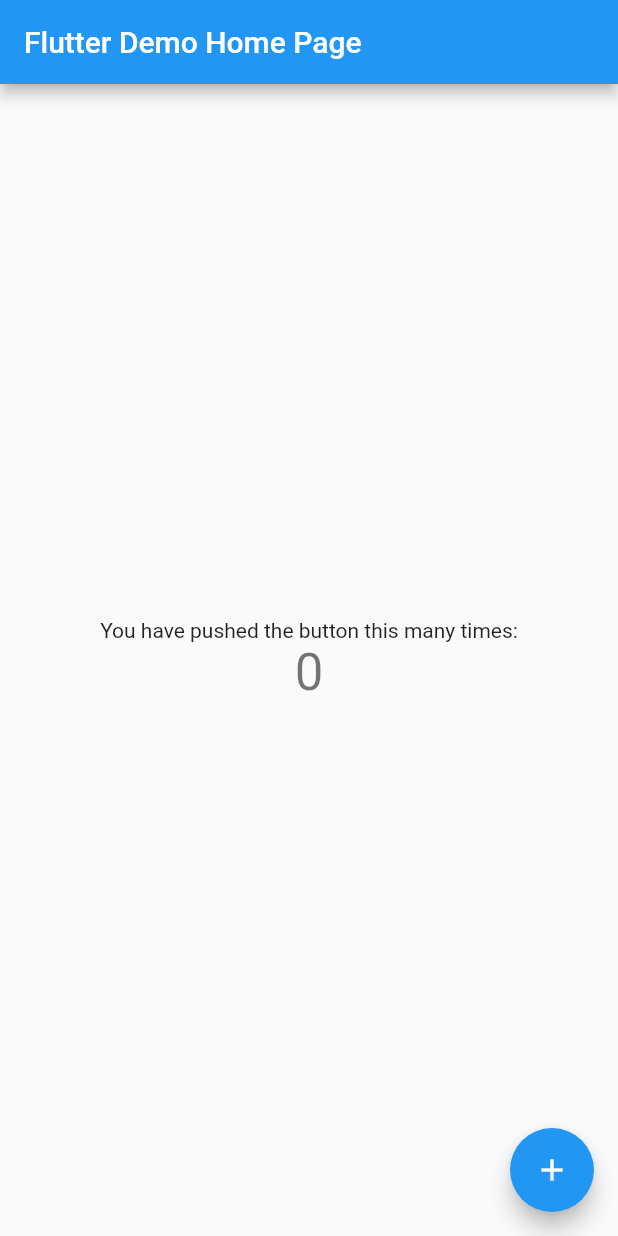
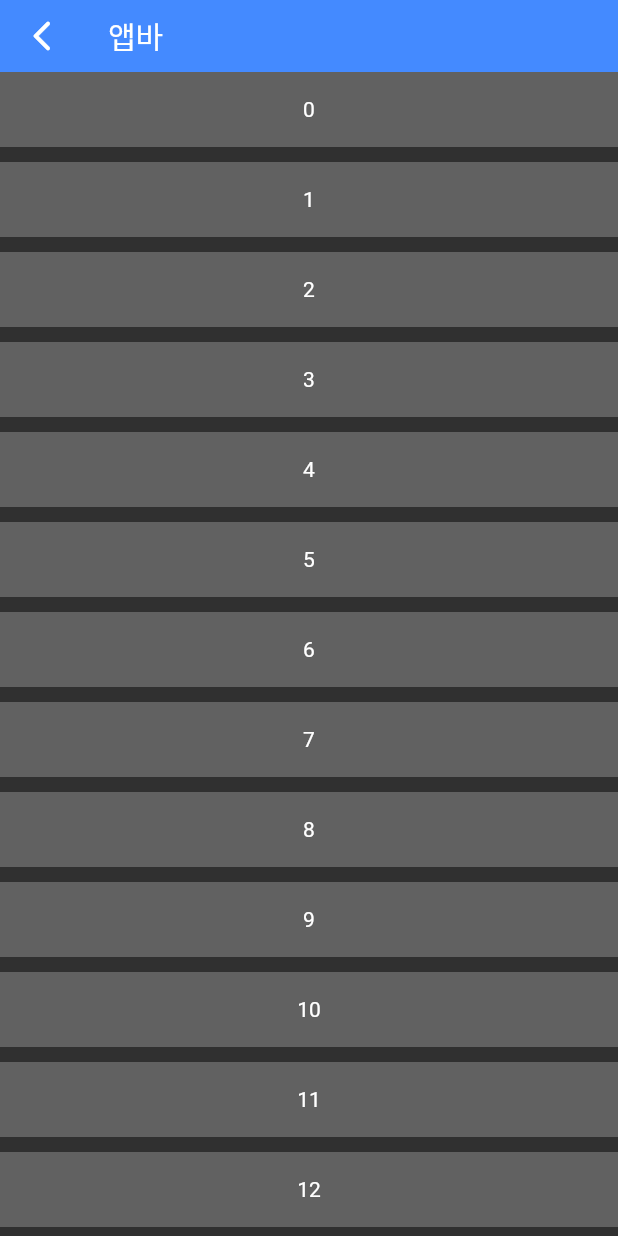
Before and after one commit to cyb9701/flutter-practice, a Flutter app: the screen it shows after launch, on a phone screen of 412 x 824 dp. Run offline on Flutter 3.47's test engine with Material 2 defaults, Android fonts, the phone set to English and light mode, and no system bars.

Commit message:
스크롤 방향에 따라 앱바의 애니메이션 상태가 변경되는 UI 구현

```diff
--- a/lib/main.dart
+++ b/lib/main.dart
@@ -1,4 +1,5 @@
 import 'package:flutter/material.dart';
+import 'package:flutter/rendering.dart';
 
 void main() {
   runApp(const MyApp());
@@ -7,109 +8,105 @@ void main() {
 class MyApp extends StatelessWidget {
   const MyApp({super.key});
 
-  // This widget is the root of your application.
   @override
   Widget build(BuildContext context) {
     return MaterialApp(
-      title: 'Flutter Demo',
-      theme: ThemeData(
-        // This is the theme of your application.
-        //
-        // Try running your application with "flutter run". You'll see the
-        // application has a blue toolbar. Then, without quitting the app, try
-        // changing the primarySwatch below to Colors.green and then invoke
-        // "hot reload" (press "r" in the console where you ran "flutter run",
-        // or simply save your changes to "hot reload" in a Flutter IDE).
-        // Notice that the counter didn't reset back to zero; the application
-        // is not restarted.
-        primarySwatch: Colors.blue,
-      ),
-      home: const MyHomePage(title: 'Flutter Demo Home Page'),
+      debugShowCheckedModeBanner: false,
+      theme: ThemeData.dark(),
+      home: const AnimationAppBarPage(),
     );
   }
 }
 
-class MyHomePage extends StatefulWidget {
-  const MyHomePage({super.key, required this.title});
-
-  // This widget is the home page of your application. It is stateful, meaning
-  // that it has a State object (defined below) that contains fields that affect
-  // how it looks.
-
-  // This class is the configuration for the state. It holds the values (in this
-  // case the title) provided by the parent (in this case the App widget) and
-  // used by the build method of the State. Fields in a Widget subclass are
-  // always marked "final".
-
-  final String title;
+class AnimationAppBarPage extends StatefulWidget {
+  const AnimationAppBarPage({Key? key}) : super(key: key);
 
   @override
-  State<MyHomePage> createState() => _MyHomePageState();
+  State<AnimationAppBarPage> createState() => _AnimationAppBarPageState();
 }
 
-class _MyHomePageState extends State<MyHomePage> {
-  int _counter = 0;
+class _AnimationAppBarPageState extends State<AnimationAppBarPage> {
+  /// 스크롤 컨트롤러.
+  late ScrollController _scrollController;
 
-  void _incrementCounter() {
-    setState(() {
-      // This call to setState tells the Flutter framework that something has
-      // changed in this State, which causes it to rerun the build method below
-      // so that the display can reflect the updated values. If we changed
-      // _counter without calling setState(), then the build method would not be
-      // called again, and so nothing would appear to happen.
-      _counter++;
-    });
+  /// 앱바의 노출 여부 확인 변수.
+  bool _exposureAppBar = true;
+
+  /// 스크롤 방향에 따른 앱바 노출 여부 상태 변경.
+  void _changeExposureAppBarState() {
+    try {
+      if (_scrollController.position.userScrollDirection == ScrollDirection.reverse) {
+        if (_exposureAppBar) {
+          setState(() {
+            _exposureAppBar = false;
+          });
+        }
+      } else if (_scrollController.position.userScrollDirection == ScrollDirection.forward) {
+        if (!_exposureAppBar) {
+          setState(() {
+            _exposureAppBar = true;
+          });
+        }
+      }
+    } catch (_) {}
+  }
+
+  @override
+  void initState() {
+    _scrollController = ScrollController()..addListener(_changeExposureAppBarState);
+    super.initState();
+  }
+
+  @override
+  void dispose() {
+    _scrollController.dispose();
+    super.dispose();
   }
 
   @override
   Widget build(BuildContext context) {
-    // This method is rerun every time setState is called, for instance as done
-    // by the _incrementCounter method above.
-    //
-    // The Flutter framework has been optimized to make rerunning build methods
-    // fast, so that you can just rebuild anything that needs updating rather
-    // than having to individually change instances of widgets.
     return Scaffold(
-      appBar: AppBar(
-        // Here we take the value from the MyHomePage object that was created by
-        // the App.build method, and use it to set our appbar title.
-        title: Text(widget.title),
-      ),
-      body: Center(
-        // Center is a layout widget. It takes a single child and positions it
-        // in the middle of the parent.
-        child: Column(
-          // Column is also a layout widget. It takes a list of children and
-          // arranges them vertically. By default, it sizes itself to fit its
-          // children horizontally, and tries to be as tall as its parent.
-          //
-          // Invoke "debug painting" (press "p" in the console, choose the
-          // "Toggle Debug Paint" action from the Flutter Inspector in Android
-          // Studio, or the "Toggle Debug Paint" command in Visual Studio Code)
-          // to see the wireframe for each widget.
-          //
-          // Column has various properties to control how it sizes itself and
-          // how it positions its children. Here we use mainAxisAlignment to
-          // center the children vertically; the main axis here is the vertical
-          // axis because Columns are vertical (the cross axis would be
-          // horizontal).
-          mainAxisAlignment: MainAxisAlignment.center,
-          children: <Widget>[
-            const Text(
-              'You have pushed the button this many times:',
-            ),
-            Text(
-              '$_counter',
-              style: Theme.of(context).textTheme.headline4,
-            ),
-          ],
+      appBar: _animationAppBar(),
+      body: _body(),
+    );
+  }
+
+  /// 애니메이션 앱바.
+  PreferredSize _animationAppBar() {
+    return PreferredSize(
+      preferredSize: const Size.fromHeight(48),
+      child: SafeArea(
+        child: AnimatedCrossFade(
+          firstChild: AppBar(
+            leading: const Icon(Icons.arrow_back_ios_new_rounded),
+            backgroundColor: Colors.blueAccent,
+            title: const Text('앱바'),
+          ),
+          secondChild: const SizedBox.shrink(),
+          crossFadeState: _exposureAppBar ? CrossFadeState.showFirst : CrossFadeState.showSecond,
+          duration: const Duration(milliseconds: 200),
         ),
       ),
-      floatingActionButton: FloatingActionButton(
-        onPressed: _incrementCounter,
-        tooltip: 'Increment',
-        child: const Icon(Icons.add),
-      ), // This trailing comma makes auto-formatting nicer for build methods.
+    );
+  }
+
+  /// 리스트뷰.
+  ListView _body() {
+    return ListView.separated(
+      controller: _scrollController,
+      itemCount: 100,
+      itemBuilder: (context, index) {
+        return Container(
+          height: 50,
+          color: Colors.grey[700],
+          child: Center(
+            child: Text(
+              index.toString(),
+            ),
+          ),
+        );
+      },
+      separatorBuilder: (_, __) => const SizedBox(height: 10),
     );
   }
 }
```
